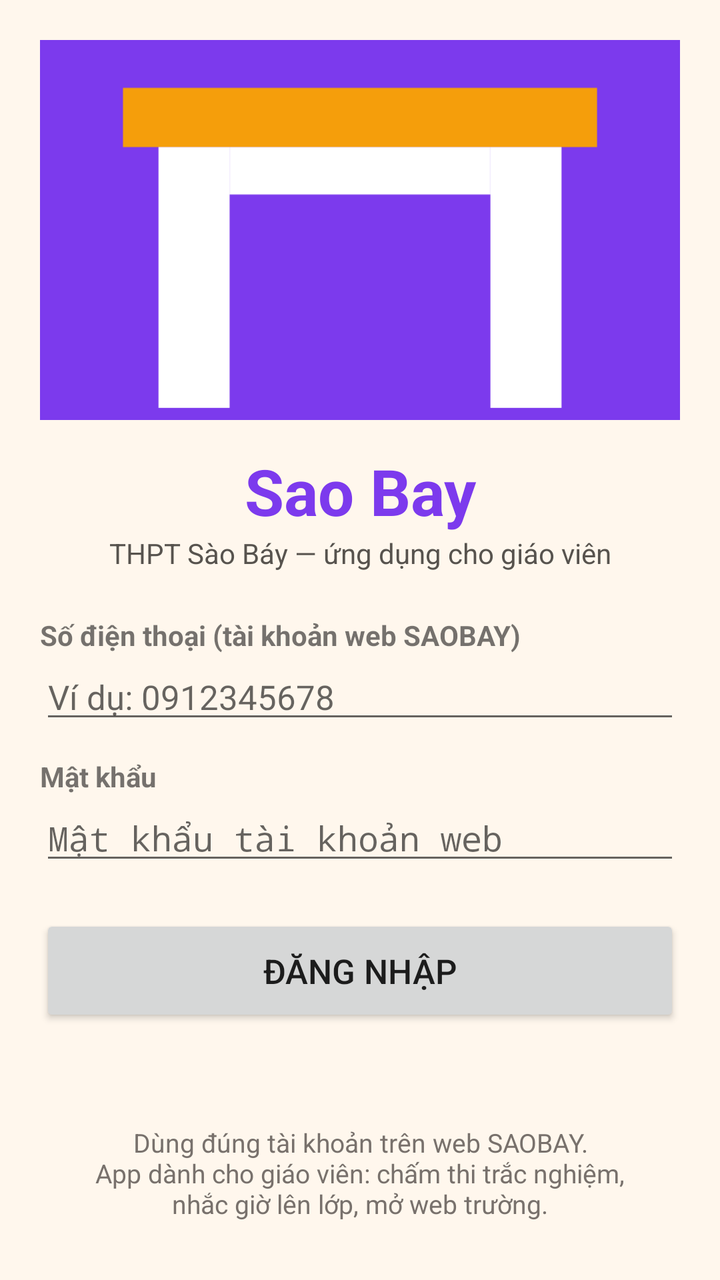
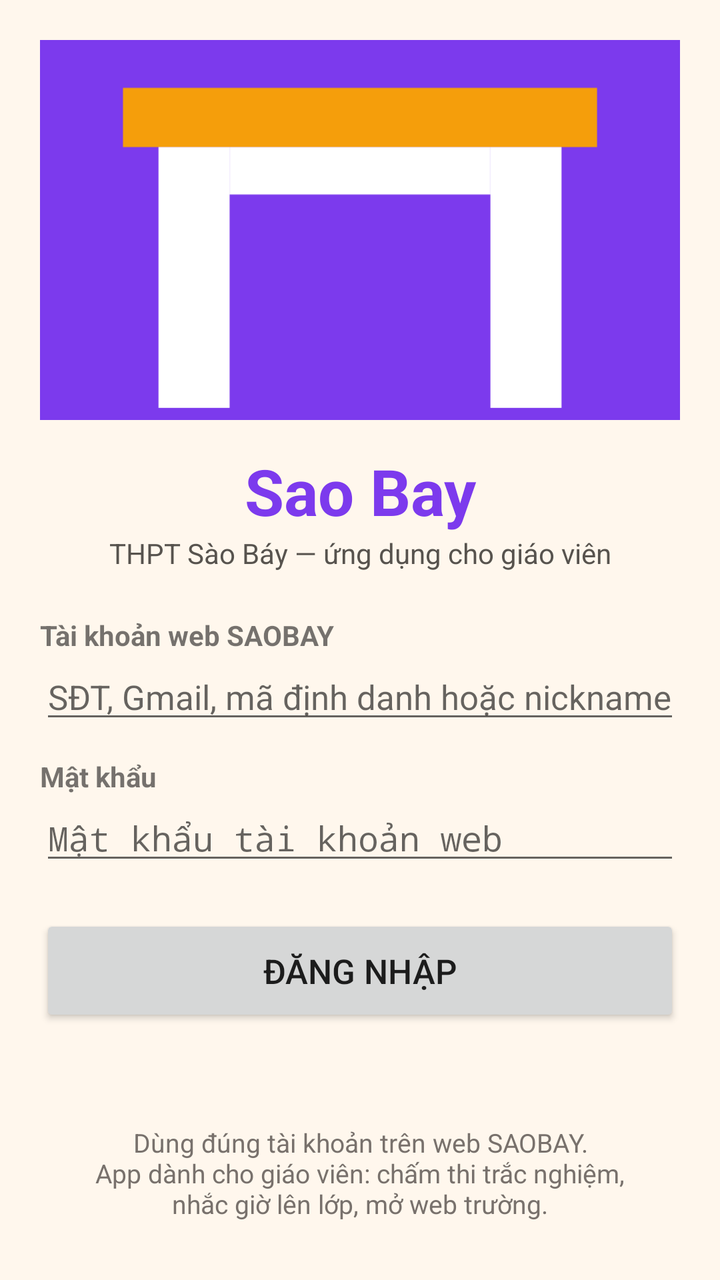

Two renders of the same Android screen: before a commit and after it. Below are the layout's source before the change and the commit's diff.
<!-- AndroidManifest.xml: application theme Theme.SaoBay -->
<!-- res/layout/activity_login.xml -->
<?xml version="1.0" encoding="utf-8"?>
<ScrollView xmlns:android="http://schemas.android.com/apk/res/android"
    android:layout_width="match_parent"
    android:layout_height="match_parent"
    android:background="#FFF7ED">

    <LinearLayout
        android:layout_width="match_parent"
        android:layout_height="wrap_content"
        android:orientation="vertical"
        android:padding="20dp">

        <ImageView
            android:layout_width="match_parent"
            android:layout_height="190dp"
            android:scaleType="centerCrop"
            android:src="@drawable/ic_launcher"
            android:contentDescription="Cổng trường THPT Sào Báy" />

        <TextView
            android:layout_width="match_parent"
            android:layout_height="wrap_content"
            android:layout_marginTop="14dp"
            android:gravity="center"
            android:text="Sao Bay"
            android:textColor="#7C3AED"
            android:textSize="32sp"
            android:textStyle="bold" />

        <TextView
            android:layout_width="match_parent"
            android:layout_height="wrap_content"
            android:gravity="center"
            android:text="THPT Sào Báy — ứng dụng cho giáo viên"
            android:textColor="#57534E"
            android:textSize="14sp" />

        <TextView
            android:layout_width="match_parent"
            android:layout_height="wrap_content"
            android:layout_marginTop="22dp"
            android:text="Số điện thoại (tài khoản web SAOBAY)"
            android:textStyle="bold" />

        <EditText
            android:id="@+id/etPhone"
            android:layout_width="match_parent"
            android:layout_height="wrap_content"
            android:hint="Ví dụ: 0912345678"
            android:inputType="phone"
            android:textSize="17sp" />

        <TextView
            android:layout_width="match_parent"
            android:layout_height="wrap_content"
            android:layout_marginTop="12dp"
            android:text="Mật khẩu"
            android:textStyle="bold" />

        <EditText
            android:id="@+id/etPass"
            android:layout_width="match_parent"
            android:layout_height="wrap_content"
            android:hint="Mật khẩu tài khoản web"
            android:inputType="textPassword"
            android:textSize="17sp" />

        <Button
            android:id="@+id/btnLogin"
            android:layout_width="match_parent"
            android:layout_height="56dp"
            android:layout_marginTop="20dp"
            android:text="Đăng nhập"
            android:textSize="17sp" />

        <TextView
            android:id="@+id/tvLoginMsg"
            android:layout_width="match_parent"
            android:layout_height="wrap_content"
            android:layout_marginTop="12dp"
            android:gravity="center"
            android:textColor="#DC2626"
            android:textSize="14sp" />

        <TextView
            android:layout_width="match_parent"
            android:layout_height="wrap_content"
            android:layout_marginTop="18dp"
            android:gravity="center"
            android:text="Dùng đúng tài khoản trên web SAOBAY.\nApp dành cho giáo viên: chấm thi trắc nghiệm,\nnhắc giờ lên lớp, mở web trường."
            android:textColor="#78716C"
            android:textSize="13sp" />
    </LinearLayout>
</ScrollView>
<!-- resources referenced by this layout -->
<resources>
  <!-- drawable ic_launcher (drawable) -->
  <vector xmlns:android="http://schemas.android.com/apk/res/android"
      android:width="108dp" android:height="108dp"
      android:viewportWidth="108" android:viewportHeight="108">
      <path android:fillColor="#7C3AED" android:pathData="M0,0h108v108h-108z"/>
      <path android:fillColor="#F59E0B" android:pathData="M14,30h80v10h-80z"/>
      <path android:fillColor="#FFFFFF" android:pathData="M20,40h12v44h-12z"/>
      <path android:fillColor="#FFFFFF" android:pathData="M76,40h12v44h-12z"/>
      <path android:fillColor="#FFFFFF" android:pathData="M32,40h44v8h-44z"/>
  </vector>
  <style name="Theme.SaoBay" parent="android:Theme.Material.Light.NoActionBar">
          <item name="android:windowBackground">#FFF7ED</item>
          <item name="android:statusBarColor">#7C3AED</item>
      </style>
</resources>

<!-- the commit's change to res/layout/activity_login.xml (unified diff, before → after) -->
@@ -39,15 +39,15 @@
             android:layout_width="match_parent"
             android:layout_height="wrap_content"
             android:layout_marginTop="22dp"
-            android:text="Số điện thoại (tài khoản web SAOBAY)"
+            android:text="Tài khoản web SAOBAY"
             android:textStyle="bold" />
 
         <EditText
             android:id="@+id/etPhone"
             android:layout_width="match_parent"
             android:layout_height="wrap_content"
-            android:hint="Ví dụ: 0912345678"
-            android:inputType="phone"
+            android:hint="SĐT, Gmail, mã định danh hoặc nickname"
+            android:inputType="text"
             android:textSize="17sp" />
 
         <TextView
